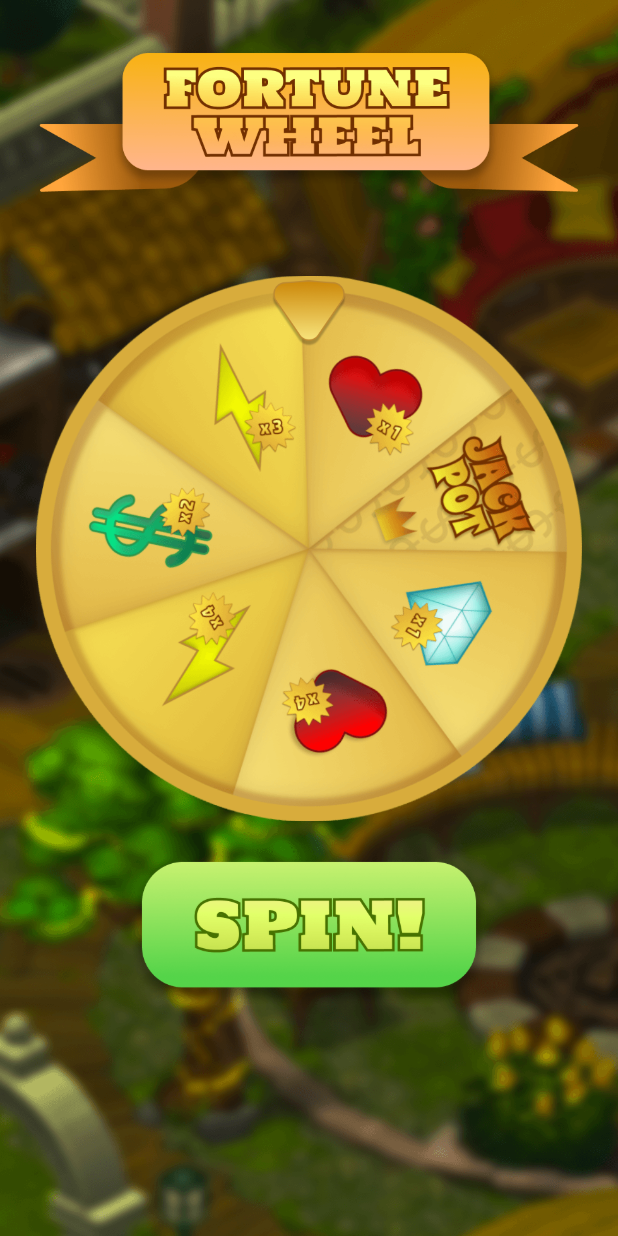
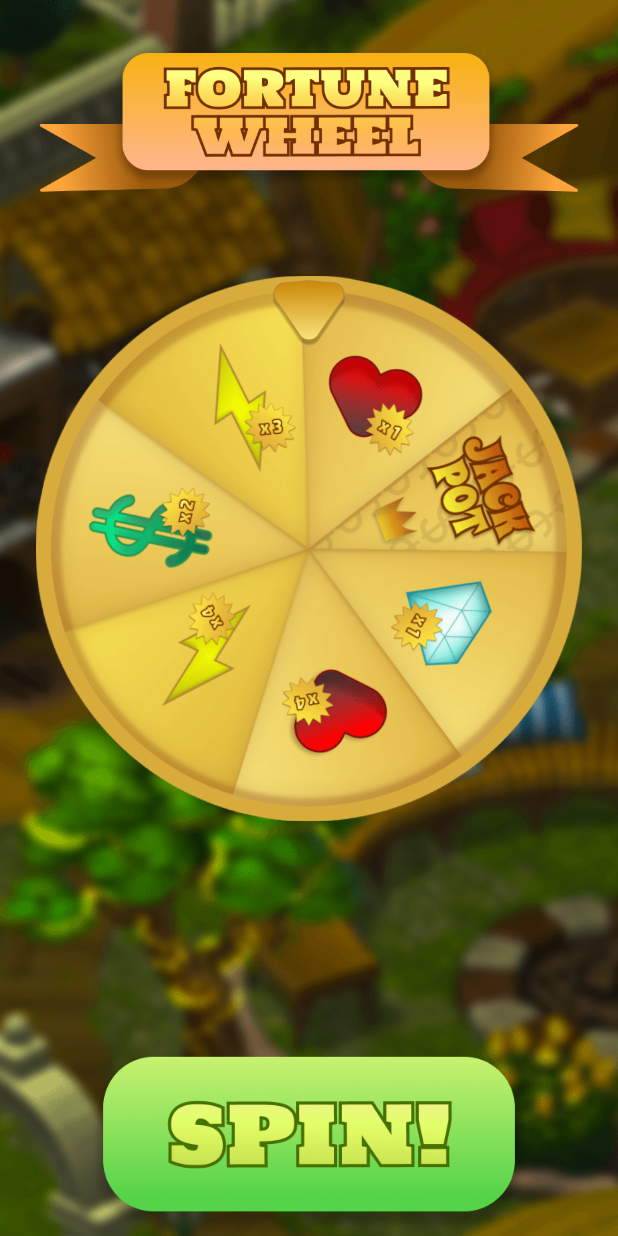
Before and after one commit to extrawest/spin-the-wheel-game, a Flutter app: the screen it shows after launch, on a phone screen of 412 x 824 dp. Run offline on Flutter 3.47's test engine with Material 2 defaults, Android fonts, the phone set to English and light mode, and no system bars; drawn by our look-alikes of zoom_tap_animation; our stand-ins replace equatable, flutter_bloc, lottie; missing offline and left inert: flutter_spinning_wheel.

Commit message:
Refactor spin_button.dart

```diff
--- a/lib/widgets/spin_button.dart
+++ b/lib/widgets/spin_button.dart
@@ -31,11 +31,8 @@ class _SpinButtonState extends State<SpinButton> {
           cursor: _isHovered ? SystemMouseCursors.click : SystemMouseCursors.basic,
           onHover: (event) => setState(() => _isHovered = true),
           onExit: (event) => setState(() => _isHovered = false),
-          child: SizedBox(
-            height: 100,
-            child: Image.asset(
-              state.isSpinning ? spinButtonPressed : spinButton,
-            ),
+          child: Image.asset(
+            state.isSpinning ? spinButtonPressed : spinButton,
           ),
         ),
       ),
--- a/lib/widgets/spinning_wheel.dart
+++ b/lib/widgets/spinning_wheel.dart
@@ -20,7 +20,7 @@ class CustomSpinningWheel extends StatefulWidget {
   State<CustomSpinningWheel> createState() => _CustomSpinningWheelState();
 }
 
-class _CustomSpinningWheelState extends State<CustomSpinningWheel> with TickerProviderStateMixin{
+class _CustomSpinningWheelState extends State<CustomSpinningWheel> with TickerProviderStateMixin {
   late final AnimationController _defaultLottieController;
 
   late final AnimationController _coinsLottieController;
@@ -28,7 +28,6 @@ class _CustomSpinningWheelState extends State<CustomSpinningWheel> with TickerPr
   late final AnimationController _goldenConfettiLottieController;
 
   final StreamController<double> _wheelNotifier = StreamController<double>();
-
 
   @override
   void initState() {
@@ -57,7 +56,9 @@ class _CustomSpinningWheelState extends State<CustomSpinningWheel> with TickerPr
           BlocConsumer<SpinWheelCubit, SpinWheelState>(
             listenWhen: (prev, curr) => prev.currentPrize != curr.currentPrize,
             listener: _spinListener,
-            builder: (context, state) => AbsorbPointer(
+            builder: (context, state) => Expanded(
+              flex: 8,
+              child: AbsorbPointer(
                 child: Stack(
                   children: [
                     SpinningWheel(
@@ -88,15 +89,19 @@ class _CustomSpinningWheelState extends State<CustomSpinningWheel> with TickerPr
                 ),
               ),
             ),
+          ),
           const SizedBox(height: 24),
-          const SpinButton(),
+          const Expanded(
+            flex: 2,
+            child: SpinButton(),
+          ),
         ],
       ),
     );
   }
 
   void _spinListener(BuildContext context, SpinWheelState state) {
-    if(state.currentPrize != null) {
+    if (state.currentPrize != null) {
       _showPrizeDialog(context, state);
       _playLottie(state.currentPrize!.lottie);
     }
```
Lines whose indentation alone changed are shown as unchanged.
